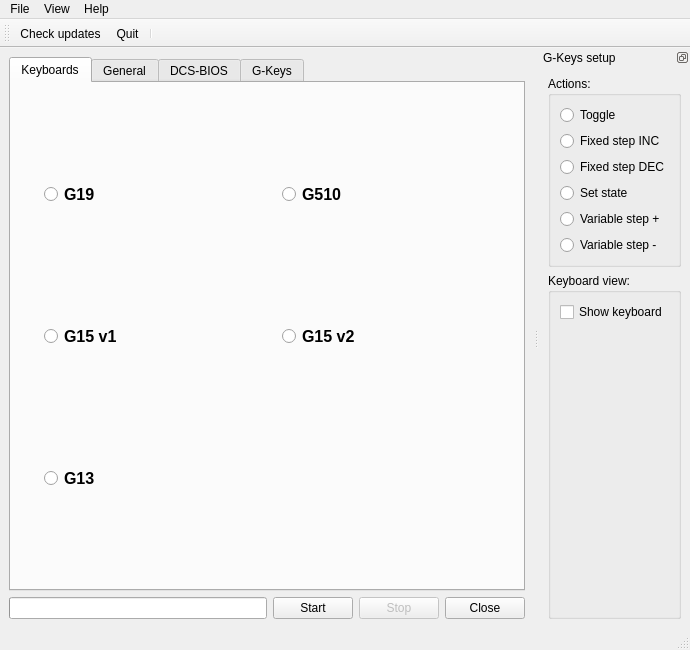
Qt form dcspy/ui/qtdcs.ui (emcek/dcspy) before a commit.
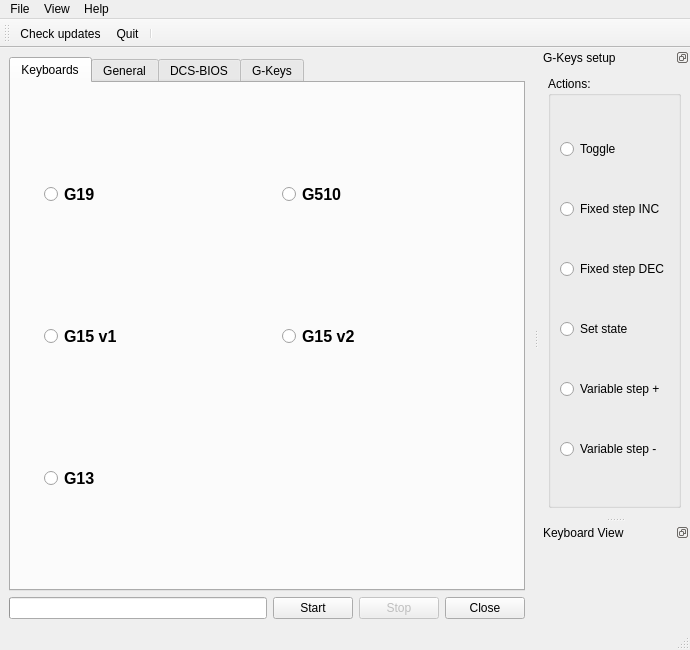
The same form after that commit. Icons and pictures are not drawn.

```diff
--- a/dcspy/ui/qtdcs.ui
+++ b/dcspy/ui/qtdcs.ui
@@ -772,40 +772,32 @@
        </layout>
       </widget>
      </item>
+    </layout>
+   </widget>
+  </widget>
+  <widget class="QDockWidget" name="dw_keyboard">
+   <property name="floating">
+    <bool>false</bool>
+   </property>
+   <property name="features">
+    <set>QDockWidget::DockWidgetFloatable</set>
+   </property>
+   <property name="allowedAreas">
+    <set>Qt::NoDockWidgetArea</set>
+   </property>
+   <property name="windowTitle">
+    <string>Keyboard View</string>
+   </property>
+   <attribute name="dockWidgetArea">
+    <number>2</number>
+   </attribute>
+   <widget class="QWidget" name="dockWidgetContents_2">
+    <layout class="QVBoxLayout" name="verticalLayout_5">
      <item>
-      <widget class="QGroupBox" name="groupBox_6">
-       <property name="title">
-        <string>Keyboard view:</string>
+      <widget class="QLabel" name="l_keyboard">
+       <property name="text">
+        <string/>
        </property>
-       <layout class="QVBoxLayout" name="verticalLayout_4">
-        <item>
-         <widget class="QCheckBox" name="ch_show_keyboard">
-          <property name="text">
-           <string>Show keyboard</string>
-          </property>
-         </widget>
-        </item>
-        <item>
-         <spacer name="verticalSpacer">
-          <property name="orientation">
-           <enum>Qt::Vertical</enum>
-          </property>
-          <property name="sizeHint" stdset="0">
-           <size>
-            <width>20</width>
-            <height>40</height>
-           </size>
-          </property>
-         </spacer>
-        </item>
-        <item>
-         <widget class="QLabel" name="l_keyboard">
-          <property name="text">
-           <string/>
-          </property>
-         </widget>
-        </item>
-       </layout>
       </widget>
      </item>
     </layout>
```
Left out of the diff: 31 changed lines with no effect on the pictures.
